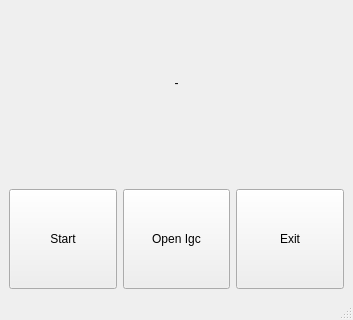
Before: the Qt Designer form mainwindow.ui in takyonxxx/XcVario, drawn with Qt 5; both pictures show x 0 to 353 and y 280 to 600 of the 353 by 600 pixel window.
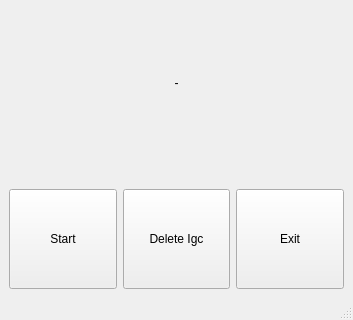
After: the same form once the commit is applied.

Patch:
```diff
--- a/mainwindow.ui
+++ b/mainwindow.ui
@@ -69,7 +69,7 @@
          </size>
         </property>
         <property name="text">
-         <string>Open Igc</string>
+         <string>Delete Igc</string>
         </property>
        </widget>
       </item>
```
